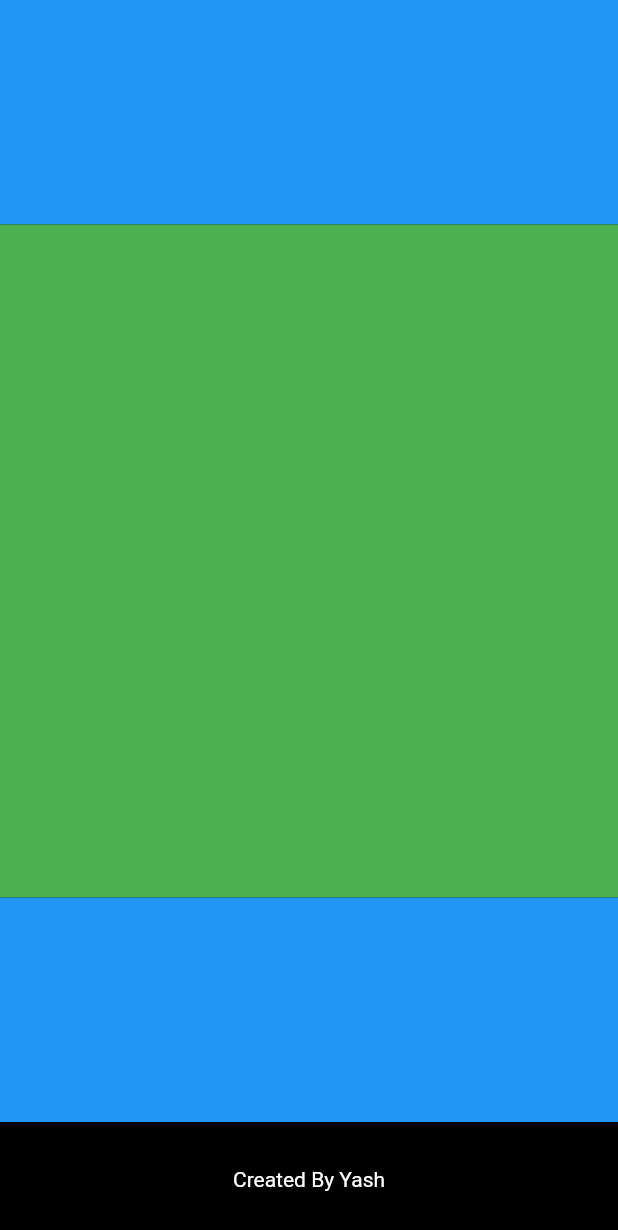
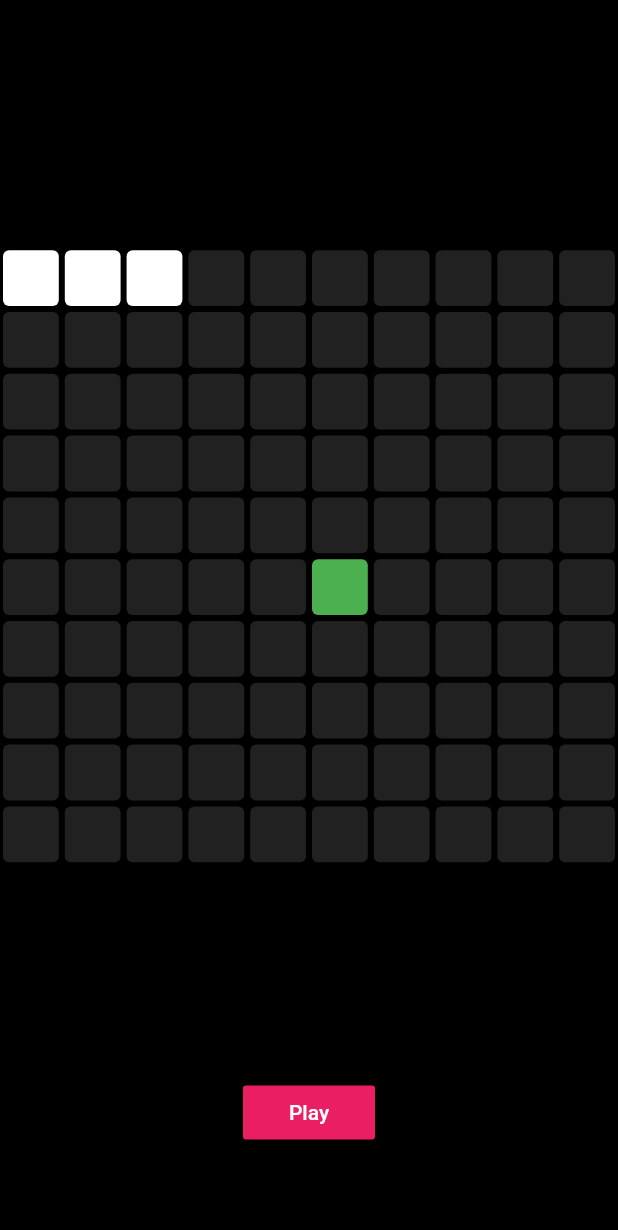
Before and after one commit to Arora-Yash-coder/snake_flutter, a Flutter app: the screen it shows after launch, on a phone screen of 412 x 824 dp. Shown: the top 1230 px of the screen. Run offline on Flutter 3.47's test engine with Material 2 defaults, Android fonts, the phone set to English and light mode, and no system bars.

Commit message:
Started Working on the Directiion of the Snake

```diff
--- /dev/null
+++ b/lib/blank_pixel.dart
@@ -0,0 +1,18 @@
+import 'package:flutter/material.dart';
+
+class BlankPixel extends StatelessWidget {
+  const BlankPixel({Key? key}) : super(key: key);
+
+  @override
+  Widget build(BuildContext context) {
+    return Padding(
+      padding: const EdgeInsets.all(2.0),
+      child: Container(
+        decoration: BoxDecoration(
+          color: Colors.grey[900],
+          borderRadius: BorderRadius.circular(4),
+        ),
+      ),
+    );
+  }
+}
--- /dev/null
+++ b/lib/food_pixel.dart
@@ -0,0 +1,18 @@
+import 'package:flutter/material.dart';
+
+class FoodPixel extends StatelessWidget {
+  const FoodPixel({Key? key}) : super(key: key);
+
+  @override
+  Widget build(BuildContext context) {
+    return Padding(
+      padding: const EdgeInsets.all(2.0),
+      child: Container(
+        decoration: BoxDecoration(
+          color: Colors.green,
+          borderRadius: BorderRadius.circular(4),
+        ),
+      ),
+    );
+  }
+}
--- a/lib/home_page.dart
+++ b/lib/home_page.dart
@@ -1,4 +1,9 @@
+import 'dart:async';
+
 import 'package:flutter/material.dart';
+import 'package:snake_flutter/blank_pixel.dart';
+import 'package:snake_flutter/food_pixel.dart';
+import 'package:snake_flutter/snake_pixel.dart';
 
 class MyHomePage extends StatefulWidget {
   const MyHomePage({Key? key}) : super(key: key);
@@ -7,7 +12,38 @@ class MyHomePage extends StatefulWidget {
   State<MyHomePage> createState() => _MyHomePageState();
 }
 
+enum snakeDirection { UP, DOWN, LEFT, RIGHT }
+
 class _MyHomePageState extends State<MyHomePage> {
+  // Grid Dimensions
+  int rowSize = 10;
+  int totalNumberOfSquares = 100;
+
+  // Snake Pos
+  List<int> snakePos = [
+    0,
+    1,
+    2,
+  ];
+
+  // Food Pos
+  int foodPos = 55;
+
+  // Start Game
+  void startGame() {
+    Timer.periodic(
+      const Duration(milliseconds: 200),
+      (timer) {
+        setState(() {
+          // Add new Head
+          snakePos.add(snakePos.last + 1);
+          // Remove tail
+          snakePos.removeAt(0);
+        });
+      },
+    );
+  }
+
   @override
   Widget build(BuildContext context) {
     return Scaffold(
@@ -16,37 +52,69 @@ class _MyHomePageState extends State<MyHomePage> {
         children: [
           // HighScore
           Expanded(
-            child: Container(
-              color: Colors.blue,
-            ),
+            child: Container(),
           ),
           // Game Area
           Expanded(
-            flex: 3,
-            child: Container(
-              color: Colors.green,
+              flex: 3,
+              child: GestureDetector(
+                onVerticalDragUpdate: (details) {
+                  if (details.delta.dy > 0) {
+                    print('move down');
+                  }
+                  if (details.delta.dy < 0) {
+                    print('move up');
+                  }
+                },
+                onHorizontalDragUpdate: (details) {
+                  if (details.delta.dx > 0) {
+                    print('move right');
+                  }
+                  if (details.delta.dx < 0) {
+                    print('move left');
+                  }
+                },
+                child: GridView.builder(
+                  itemCount: totalNumberOfSquares,
+                  physics: const NeverScrollableScrollPhysics(),
+                  gridDelegate: SliverGridDelegateWithFixedCrossAxisCount(
+                      crossAxisCount: rowSize),
+                  itemBuilder: (context, index) {
+                    if (snakePos.contains(index)) {
+                      return const SnakePixel();
+                    } else if (foodPos == index) {
+                      return const FoodPixel();
+                    } else {
+                      return const BlankPixel();
+                    }
+                  },
+                ),
+              )),
+          // Play Button
+          Expanded(
+            child: Center(
+              child: MaterialButton(
+                onPressed: startGame,
+                color: Colors.pink,
+                child: const Text('Play'),
+              ),
             ),
           ),
-          // Play Button
-          Expanded(
-            child: Container(
-              color: Colors.blue,
-            ),
-          ),
-          Padding(
-            padding: const EdgeInsets.symmetric(vertical: 30),
-            child: Row(
-              mainAxisAlignment: MainAxisAlignment.center,
-              children: const [
-                Text(
-                  'Created By Yash',
-                  style: TextStyle(
-                    color: Colors.white,
-                  ),
-                ),
-              ],
-            ),
-          ),
+          //Branding
+          // Padding(
+          //   padding: const EdgeInsets.symmetric(vertical: 30),
+          //   child: Row(
+          //     mainAxisAlignment: MainAxisAlignment.center,
+          //     children: const [
+          //       Text(
+          //         'Created By Yash',
+          //         style: TextStyle(
+          //           color: Colors.white,
+          //         ),
+          //       ),
+          //     ],
+          //   ),
+          // ),
         ],
       ),
     );
--- a/lib/main.dart
+++ b/lib/main.dart
@@ -15,6 +15,7 @@ class MyApp extends StatelessWidget {
       title: 'Flutter Demo',
       theme: ThemeData(
         primarySwatch: Colors.deepOrange,
+        brightness: Brightness.dark,
       ),
       home: const MyHomePage(),
     );
--- /dev/null
+++ b/lib/snake_pixel.dart
@@ -0,0 +1,18 @@
+import 'package:flutter/material.dart';
+
+class SnakePixel extends StatelessWidget {
+  const SnakePixel({Key? key}) : super(key: key);
+
+  @override
+  Widget build(BuildContext context) {
+    return Padding(
+      padding: const EdgeInsets.all(2.0),
+      child: Container(
+        decoration: BoxDecoration(
+          color: Colors.white,
+          borderRadius: BorderRadius.circular(4),
+        ),
+      ),
+    );
+  }
+}
```
